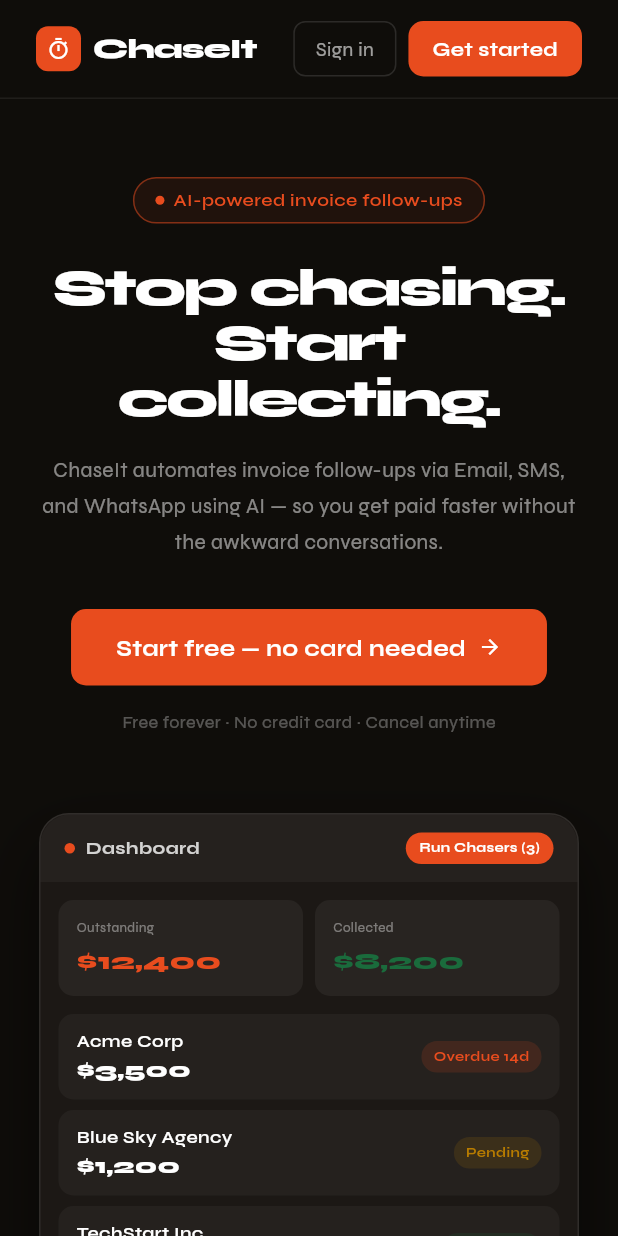
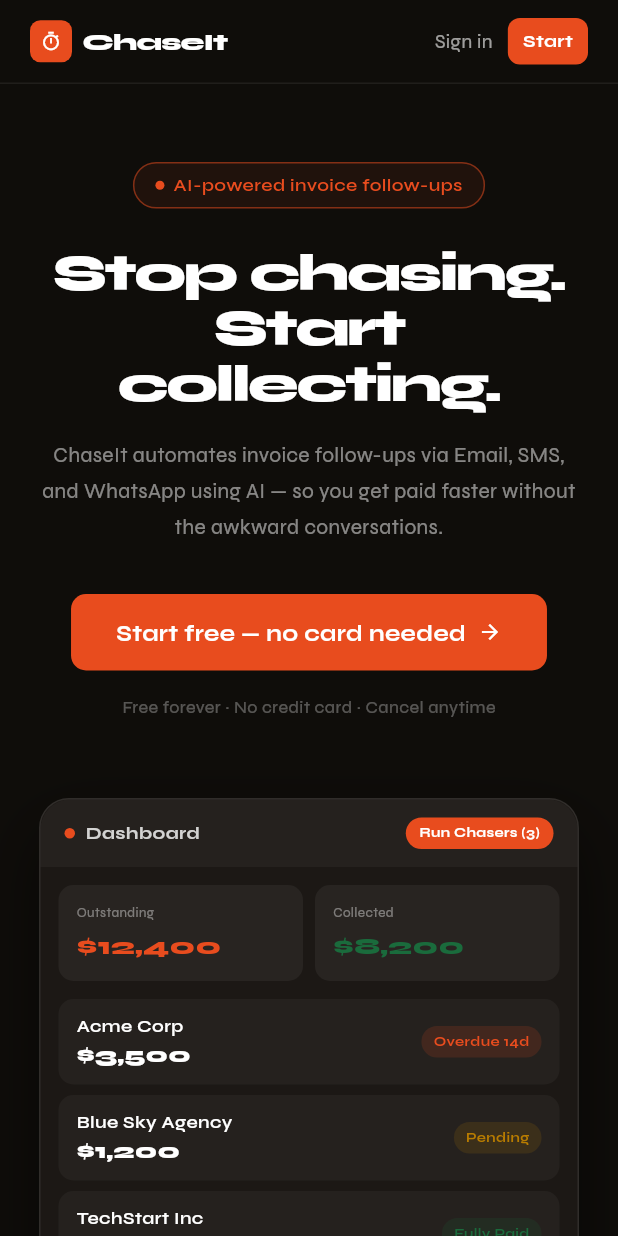
Before and after one commit to konateallaman/chaseit-flutter, a Flutter app: the screen it shows after launch, on a phone screen of 412 x 824 dp. Run offline on Flutter 3.47's test engine with Material 3 defaults, Android fonts, the phone set to English and light mode, and no system bars; our stand-ins replace shared_preferences; missing offline and left inert: dart:html; accounts and stored records are empty.

Commit message:
add automation tab, fix nav overflow, hover effects

```diff
--- a/lib/screens/landing_screen.dart
+++ b/lib/screens/landing_screen.dart
@@ -29,27 +29,57 @@
 
   // ── NAV ─────────────────────────────────────────────────
   Widget _nav(BuildContext context) {
+    final isWide = MediaQuery.of(context).size.width >= 500;
     return Container(
-      padding: const EdgeInsets.symmetric(horizontal: 24, vertical: 14),
+      padding: const EdgeInsets.symmetric(horizontal: 20, vertical: 12),
       decoration: BoxDecoration(
         color: const Color(0xFF0F0D0A),
         border: Border(bottom: BorderSide(color: Colors.white.withOpacity(0.07))),
       ),
       child: Row(children: [
+        // Logo
         Row(children: [
-          Container(width: 30, height: 30,
-              decoration: BoxDecoration(color: AppColors.accent, borderRadius: BorderRadius.circular(8)),
-              child: const Icon(Icons.timer_outlined, size: 16, color: Colors.white)),
-          const SizedBox(width: 8),
-          const Text('ChaseIt', style: TextStyle(fontFamily: 'Syne', fontSize: 18,
+          Container(width: 28, height: 28,
+              decoration: BoxDecoration(color: AppColors.accent, borderRadius: BorderRadius.circular(7)),
+              child: const Icon(Icons.timer_outlined, size: 14, color: Colors.white)),
+          const SizedBox(width: 7),
+          const Text('ChaseIt', style: TextStyle(fontFamily: 'Syne', fontSize: 16,
               fontWeight: FontWeight.w800, color: Colors.white, letterSpacing: -0.5)),
         ]),
         const Spacer(),
-        _navLink('Sign in', () => Navigator.push(context,
-            MaterialPageRoute(builder: (_) => const LoginScreen()))),
-        const SizedBox(width: 8),
-        _navBtn('Get started', () => Navigator.push(context,
-            MaterialPageRoute(builder: (_) => const RegisterScreen()))),
+        // Sign in — text only on small screens
+        MouseRegion(
+          cursor: SystemMouseCursors.click,
+          child: GestureDetector(
+            onTap: () => Navigator.push(context,
+                MaterialPageRoute(builder: (_) => const LoginScreen())),
+            child: Text(
+              'Sign in',
+              style: TextStyle(fontFamily: 'Syne', fontSize: 13,
+                  color: Colors.white.withOpacity(0.6)),
+            ),
+          ),
+        ),
+        const SizedBox(width: 10),
+        // Get started button
+        MouseRegion(
+          cursor: SystemMouseCursors.click,
+          child: GestureDetector(
+            onTap: () => Navigator.push(context,
+                MaterialPageRoute(builder: (_) => const RegisterScreen())),
+            child: Container(
+              padding: EdgeInsets.symmetric(
+                  horizontal: isWide ? 14 : 10, vertical: 7),
+              decoration: BoxDecoration(
+                  color: AppColors.accent, borderRadius: BorderRadius.circular(8)),
+              child: Text(
+                isWide ? 'Get started' : 'Start',
+                style: const TextStyle(fontFamily: 'Syne', fontSize: 12,
+                    fontWeight: FontWeight.w700, color: Colors.white),
+              ),
+            ),
+          ),
+        ),
       ]),
     );
   }
@@ -438,7 +468,7 @@
           const Text('ChaseIt', style: TextStyle(fontFamily: 'Syne', fontSize: 14, fontWeight: FontWeight.w800, color: Colors.white)),
         ]),
         const SizedBox(height: 10),
-        Text('© 2026 ChaseIt · Built with Care · Houston, TX',
+        Text('© 2026 ChaseIt · Built with Claude AI · Houston, TX',
             style: TextStyle(fontFamily: 'Syne', fontSize: 11, color: Colors.white.withOpacity(0.22))),
       ]),
     );
```
Also changed, not shown: 2 other files.
